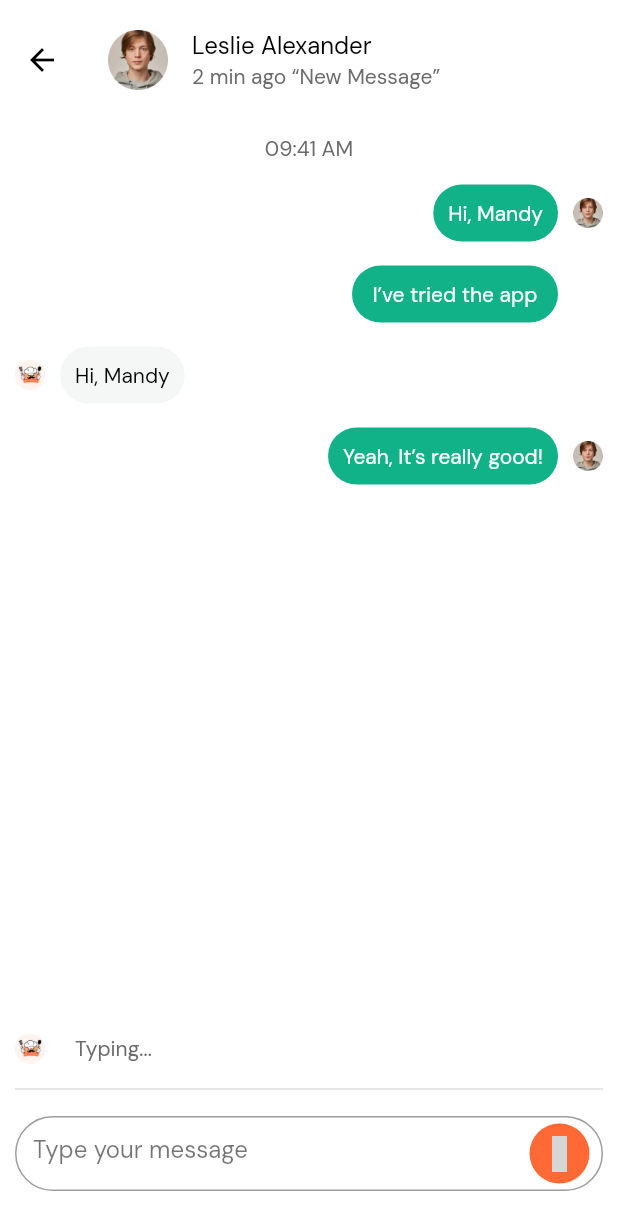
After one commit to tarikbinaziz/multi-vendor-food-delivery, a Flutter app: the SupportScreen screen opened directly, on a phone screen of 412 x 824 dp. The commit adds this screen. Shown: the top 1230 px of the screen. Run offline on Flutter 3.47's test engine with Material 2 defaults, Android fonts, the phone set to English and light mode, and no system bars; drawn by our look-alikes of nb_utils; our stand-ins replace badges, flutter_credit_card, flutter_feather_icons, flutter_iconly, flutter_slidable, flutter_switch and 3 more; grey boxes are pictures that could not be loaded.

Commit message:
added support

```diff
--- a/lib/ui/Profile/mt_profile.dart
+++ b/lib/ui/Profile/mt_profile.dart
@@ -6,6 +6,7 @@ import 'package:multivendor_food_delivery_app/ui/Profile/mt_about_us.dart';
 import 'package:multivendor_food_delivery_app/ui/Profile/mt_my_profile.dart';
 import 'package:multivendor_food_delivery_app/ui/Profile/mt_notification.dart';
 import 'package:multivendor_food_delivery_app/ui/Profile/mt_privacy_policy.dart';
+import 'package:multivendor_food_delivery_app/ui/Profile/mt_support.dart';
 import 'package:nb_utils/nb_utils.dart';
 
 import '../../const/const.dart';
@@ -202,7 +203,7 @@ class _ProfileScreenState extends State<ProfileScreen> {
                 trailing: Icon(
                   IconlyLight.arrowRight2,
                   color: kTitleColor,
-                ),
+                ).onTap((){SupportScreen().launch(context);}),
               ),
               ListTile(
                 contentPadding: EdgeInsets.zero,
--- /dev/null
+++ b/lib/ui/Profile/mt_support.dart
@@ -0,0 +1,236 @@
+import 'package:flutter/material.dart';
+import 'package:flutter_iconly/flutter_iconly.dart';
+import 'package:nb_utils/nb_utils.dart';
+
+import '../../const/const.dart';
+
+class SupportScreen extends StatefulWidget {
+  const SupportScreen({Key? key}) : super(key: key);
+
+  @override
+  State<SupportScreen> createState() => _SupportScreenState();
+}
+
+class _SupportScreenState extends State<SupportScreen> {
+  @override
+  Widget build(BuildContext context) {
+    return SafeArea(
+      child: Scaffold(
+        backgroundColor: Colors.white,
+        appBar: AppBar(
+          backgroundColor: Colors.white,
+          toolbarHeight: 80,
+          leading: BackButton(
+            color: Colors.black,
+          ),
+          elevation: 0,
+          title: ListTile(
+            minLeadingWidth: 0,
+            contentPadding: EdgeInsets.zero,
+            leading: Container(
+              height: 40,
+              width: 40,
+              decoration: BoxDecoration(
+                  image: DecorationImage(
+                      image: AssetImage("assets/images/profile.png"))),
+            ),
+            title: Text(
+              "Leslie Alexander",
+              style: TextStyle(color: kTitleColor),
+            ),
+            subtitle: Text(
+              "2 min ago “New Message”",
+              style: TextStyle(color: kSubTitleColor),
+            ),
+          ),
+        ),
+        body: Padding(
+          padding: const EdgeInsets.all(10.0),
+          child: Column(
+            crossAxisAlignment: CrossAxisAlignment.end,
+            children: [
+              Center(
+                child: Text(
+                  "09:41 AM",
+                  style: TextStyle(
+                      color: kSubTitleColor, fontWeight: FontWeight.w400),
+                ),
+              ),
+              SizedBox(
+                height: 15,
+              ),
+              Row(
+                mainAxisAlignment: MainAxisAlignment.end,
+                children: [
+                  Container(
+                    padding: EdgeInsets.all(10),
+                    decoration: BoxDecoration(
+                        borderRadius: BorderRadius.circular(20),
+                        color: kTruckColor),
+                    child: Center(
+                        child: Text(
+                      "Hi, Mandy",
+                      style: TextStyle(color: kCircleContainer),
+                    )),
+                  ),
+                  SizedBox(
+                    width: 10,
+                  ),
+                  Container(
+                    padding: EdgeInsets.all(10.0),
+                    decoration: BoxDecoration(
+                        image: DecorationImage(
+                            image: AssetImage("assets/images/profile.png"))),
+                  ),
+                ],
+              ),
+              SizedBox(
+                height: 16,
+              ),
+              Padding(
+                padding: const EdgeInsets.only(right: 30.0),
+                child: Container(
+                  width: context.width() / 3,
+                  padding: EdgeInsets.all(10),
+                  decoration: BoxDecoration(
+                      borderRadius: BorderRadius.circular(20),
+                      color: kTruckColor),
+                  child: Center(
+                      child: Text(
+                    "I’ve tried the app",
+                    style: TextStyle(color: kCircleContainer),
+                  )),
+                ),
+              ),
+              SizedBox(
+                height: 16,
+              ),
+              Row(
+                mainAxisAlignment: MainAxisAlignment.start,
+                children: [
+                  Container(
+                    padding: EdgeInsets.all(10.0),
+                    decoration: BoxDecoration(
+                        image: DecorationImage(
+                            image: AssetImage("assets/logo/logo.png"))),
+                  ),
+                  SizedBox(
+                    width: 10,
+                  ),
+                  Container(
+                    padding: EdgeInsets.all(10),
+                    decoration: BoxDecoration(
+                        borderRadius: BorderRadius.circular(20),
+                        color: kButtonFBGColor),
+                    child: Center(
+                        child: Text(
+                      "Hi, Mandy",
+                      style: TextStyle(color: kTitleColor),
+                    )),
+                  ),
+                ],
+              ),
+              SizedBox(
+                height: 16,
+              ),
+              Row(
+                mainAxisAlignment: MainAxisAlignment.end,
+                children: [
+                  Container(
+                    padding: EdgeInsets.all(10),
+                    decoration: BoxDecoration(
+                        borderRadius: BorderRadius.circular(20),
+                        color: kTruckColor),
+                    child: Center(
+                        child: Text(
+                      "Yeah, It’s really good!",
+                      style: TextStyle(color: kCircleContainer),
+                    )),
+                  ),
+                  SizedBox(
+                    width: 10,
+                  ),
+                  Container(
+                    padding: EdgeInsets.all(10.0),
+                    decoration: BoxDecoration(
+                        image: DecorationImage(
+                            image: AssetImage("assets/images/profile.png"))),
+                  ),
+                ],
+              ),
+              Spacer(),
+              Row(
+                mainAxisAlignment: MainAxisAlignment.start,
+                children: [
+                  Container(
+                    padding: EdgeInsets.all(10.0),
+                    decoration: BoxDecoration(
+                        image: DecorationImage(
+                            image: AssetImage("assets/logo/logo.png"))),
+                  ),
+                  SizedBox(
+                    width: 10,
+                  ),
+                  Container(
+                    padding: EdgeInsets.all(10),
+                    decoration: BoxDecoration(
+                      borderRadius: BorderRadius.circular(20),
+                    ),
+                    child: Center(
+                        child: Text(
+                      "Typing...",
+                      style: TextStyle(color: kSubTitleColor),
+                    )),
+                  ),
+
+                ],
+              ),
+              Divider(thickness: 1,color: kDividerColor,),
+              SizedBox(height: 10,),
+              Container(
+                  width: double.infinity,
+                  color: Colors.white,
+                  height: 50,
+                  child: Row(
+                    children: <Widget>[
+                      Expanded(
+                        child: AppTextField(
+
+                          decoration: InputDecoration(
+                            hintText: "Type your message",
+                            hintStyle: TextStyle(color: Colors.black54),
+                            border: OutlineInputBorder(
+                                borderRadius: BorderRadius.all(Radius.circular(100.0)),
+                                borderSide: BorderSide(
+                                  color: kDividerColor,
+                                  width: 1
+                                )),
+                            suffixIcon: Padding(
+                              padding: const EdgeInsets.all( 5.0),
+                              child: FloatingActionButton(
+                                onPressed: () {},
+                                mini: true,
+                                child: Center(
+                                  child: Icon(
+                                    IconlyBold.send,
+                                    color: kCircleContainer,
+                                  ),
+                                ),
+                                backgroundColor: kMainColor,
+                                elevation: 0,
+                              ),
+                            ),
+                          ),
+                          textFieldType: TextFieldType.ADDRESS,
+                        ),
+                      ),
+                    ],
+                  )),
+              SizedBox(height: 20,)
+            ],
+          ),
+        ),
+      ),
+    );
+  }
+}
```
